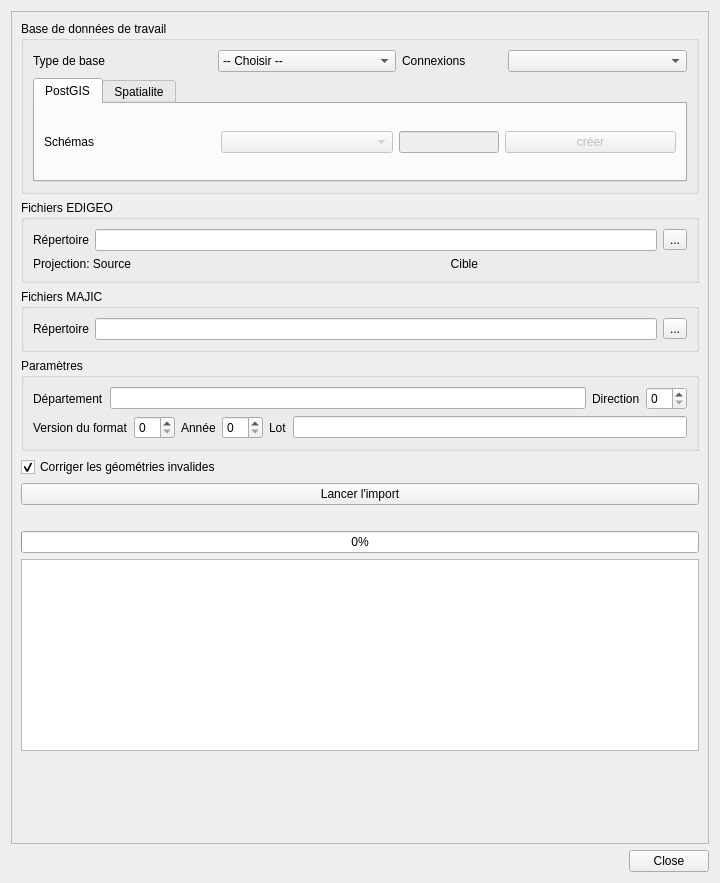
Old version of the form cadastre/forms/cadastre_import_form.ui in the repository 3liz/QgisCadastrePlugin.
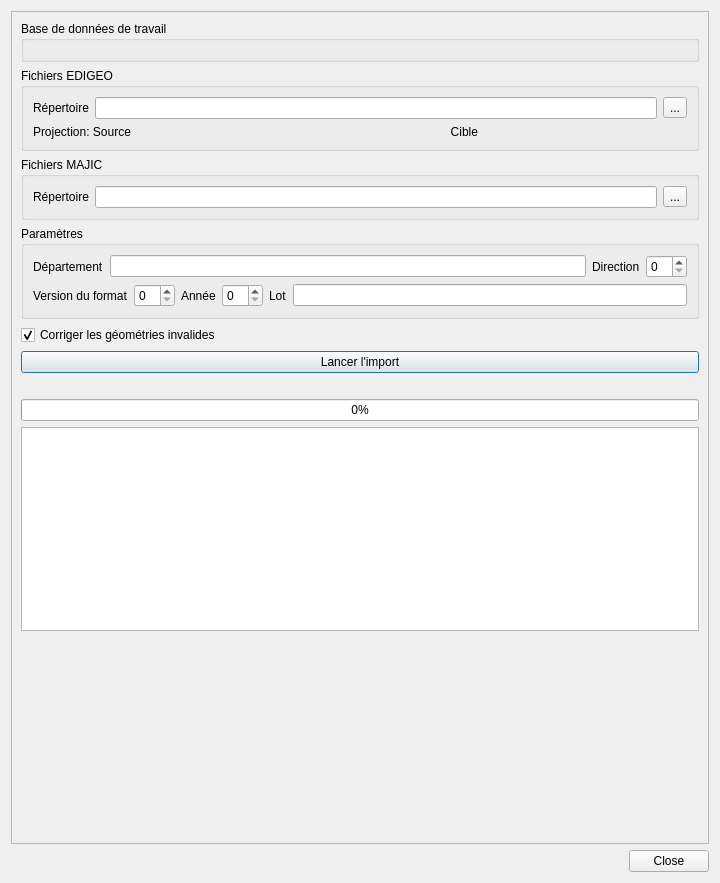
New version of the form. Custom widgets are drawn as their Qt base class.

Commit message: Dialogues : widget commun de choix de la base, de la connexion et du schéma

The edit to the form file:
```diff
--- a/cadastre/forms/cadastre_import_form.ui
+++ b/cadastre/forms/cadastre_import_form.ui
@@ -34,145 +34,7 @@
          <property name="title">
           <string>Base de données de travail</string>
          </property>
-         <layout class="QVBoxLayout" name="verticalLayout_7">
-          <item>
-           <layout class="QGridLayout" name="gridLayout">
-            <item row="0" column="1">
-             <widget class="QComboBox" name="liDbType">
-              <property name="maximumSize">
-               <size>
-                <width>16777215</width>
-                <height>16777215</height>
-               </size>
-              </property>
-              <item>
-               <property name="text">
-                <string>-- Choisir --</string>
-               </property>
-              </item>
-              <item>
-               <property name="text">
-                <string>Postgis</string>
-               </property>
-              </item>
-              <item>
-               <property name="text">
-                <string>Spatialite</string>
-               </property>
-              </item>
-             </widget>
-            </item>
-            <item row="0" column="2">
-             <widget class="QLabel" name="label_2">
-              <property name="maximumSize">
-               <size>
-                <width>100</width>
-                <height>16777215</height>
-               </size>
-              </property>
-              <property name="text">
-               <string>Connexions</string>
-              </property>
-             </widget>
-            </item>
-            <item row="0" column="0">
-             <widget class="QLabel" name="label">
-              <property name="text">
-               <string>Type de base</string>
-              </property>
-             </widget>
-            </item>
-            <item row="0" column="3">
-             <widget class="QComboBox" name="liDbConnection"/>
-            </item>
-           </layout>
-          </item>
-          <item>
-           <widget class="QTabWidget" name="databaseSpecificOptions">
-            <property name="currentIndex">
-             <number>0</number>
-            </property>
-            <widget class="QWidget" name="tab">
-             <attribute name="title">
-              <string>PostGIS</string>
-             </attribute>
-             <layout class="QVBoxLayout" name="verticalLayout_3">
-              <item>
-               <layout class="QHBoxLayout" name="horizontalLayout_3">
-                <item>
-                 <widget class="QLabel" name="label_3">
-                  <property name="text">
-                   <string>Schémas</string>
-                  </property>
-                 </widget>
-                </item>
-                <item>
-                 <widget class="QComboBox" name="liDbSchema">
-                  <property name="enabled">
-                   <bool>false</bool>
-                  </property>
-                 </widget>
-                </item>
-                <item>
-                 <widget class="QLineEdit" name="inDbCreateSchema">
-                  <property name="enabled">
-                   <bool>false</bool>
-                  </property>
-                  <property name="maximumSize">
-                   <size>
-                    <width>100</width>
-                    <height>16777215</height>
-                   </size>
-                  </property>
-                 </widget>
-                </item>
-                <item>
-                 <widget class="QPushButton" name="btDbCreateSchema">
-                  <property name="enabled">
-                   <bool>false</bool>
-                  </property>
-                  <property name="maximumSize">
-                   <size>
-                    <width>16777215</width>
-                    <height>16777215</height>
-                   </size>
-                  </property>
-                  <property name="text">
-                   <string>créer</string>
-                  </property>
-                 </widget>
-                </item>
-               </layout>
-              </item>
-             </layout>
-            </widget>
-            <widget class="QWidget" name="tab_2">
-             <attribute name="title">
-              <string>Spatialite</string>
-             </attribute>
-             <layout class="QVBoxLayout" name="verticalLayout_5">
-              <item>
-               <widget class="QLabel" name="label_7">
-                <property name="text">
-                 <string>Choisissez une connexion dans la liste ci-dessus, ou</string>
-                </property>
-                <property name="wordWrap">
-                 <bool>true</bool>
-                </property>
-               </widget>
-              </item>
-              <item>
-               <widget class="QPushButton" name="btCreateNewSpatialiteDb">
-                <property name="text">
-                 <string>Créer une base Spatialite</string>
-                </property>
-               </widget>
-              </item>
-             </layout>
-            </widget>
-           </widget>
-          </item>
-         </layout>
+         <layout class="QVBoxLayout" name="databaseLayout"/>
         </widget>
        </item>
        <item>
```
The commit also changes 9 other files.
